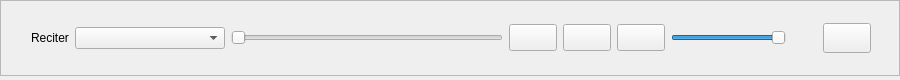
The window that src/components/playercontrols.ui (0xzer0x/quran-companion) describes before a commit, drawn with Qt 5.
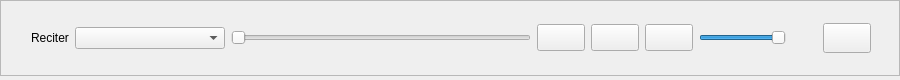
The same window after the commit.

Commit message: fix(playercontrols): dynamic size adjustment instead of fixed width value

```diff
--- a/src/components/playercontrols.ui
+++ b/src/components/playercontrols.ui
@@ -16,12 +16,6 @@
     <verstretch>0</verstretch>
    </sizepolicy>
   </property>
-  <property name="maximumSize">
-   <size>
-    <width>900</width>
-    <height>16777215</height>
-   </size>
-  </property>
   <property name="windowTitle">
    <string notr="true"/>
   </property>
@@ -103,20 +97,14 @@
       <item>
        <widget class="QSlider" name="sldrAudioPlayer">
         <property name="sizePolicy">
-         <sizepolicy hsizetype="Expanding" vsizetype="Fixed">
+         <sizepolicy hsizetype="Expanding" vsizetype="Preferred">
           <horstretch>0</horstretch>
           <verstretch>0</verstretch>
          </sizepolicy>
         </property>
-        <property name="minimumSize">
-         <size>
-          <width>200</width>
-          <height>0</height>
-         </size>
-        </property>
         <property name="maximumSize">
          <size>
-          <width>350</width>
+          <width>300</width>
           <height>16777215</height>
          </size>
         </property>
@@ -221,23 +209,17 @@
       <item>
        <widget class="QSlider" name="sldrVolume">
         <property name="sizePolicy">
-         <sizepolicy hsizetype="Expanding" vsizetype="Fixed">
+         <sizepolicy hsizetype="Expanding" vsizetype="Preferred">
           <horstretch>0</horstretch>
           <verstretch>0</verstretch>
          </sizepolicy>
         </property>
         <property name="minimumSize">
          <size>
-          <width>115</width>
+          <width>80</width>
           <height>0</height>
          </size>
         </property>
-        <property name="maximumSize">
-         <size>
-          <width>200</width>
-          <height>16777215</height>
-         </size>
-        </property>
         <property name="cursor">
          <cursorShape>PointingHandCursor</cursorShape>
         </property>
```
Left out of the diff: 20 changed lines with no effect on the pictures. The commit also changes 3 other files.
